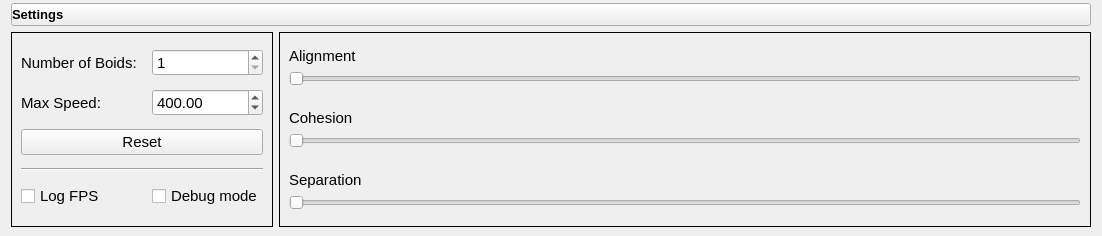
Before: the Qt Designer form ui/Settings.ui in kpdudek/Boids, drawn with Qt 5.
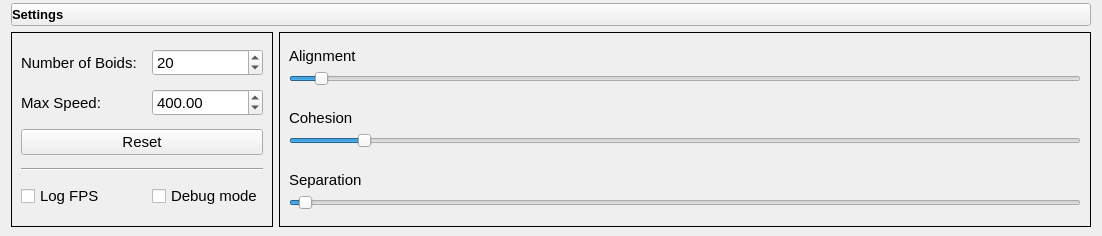
After: the same form once the commit is applied. Icons and pictures are not drawn.

```diff
--- a/ui/Settings.ui
+++ b/ui/Settings.ui
@@ -162,7 +162,7 @@
                <number>500</number>
               </property>
               <property name="value">
-               <number>1</number>
+               <number>20</number>
               </property>
              </widget>
             </item>
@@ -416,7 +416,7 @@
                <number>5</number>
               </property>
               <property name="value">
-               <number>0</number>
+               <number>22</number>
               </property>
               <property name="orientation">
                <enum>Qt::Horizontal</enum>
@@ -492,10 +492,10 @@
                <number>5</number>
               </property>
               <property name="value">
-               <number>0</number>
+               <number>8</number>
               </property>
               <property name="sliderPosition">
-               <number>0</number>
+               <number>8</number>
               </property>
               <property name="orientation">
                <enum>Qt::Horizontal</enum>
@@ -571,7 +571,7 @@
                <number>5</number>
               </property>
               <property name="value">
-               <number>0</number>
+               <number>3</number>
               </property>
               <property name="orientation">
                <enum>Qt::Horizontal</enum>
```
